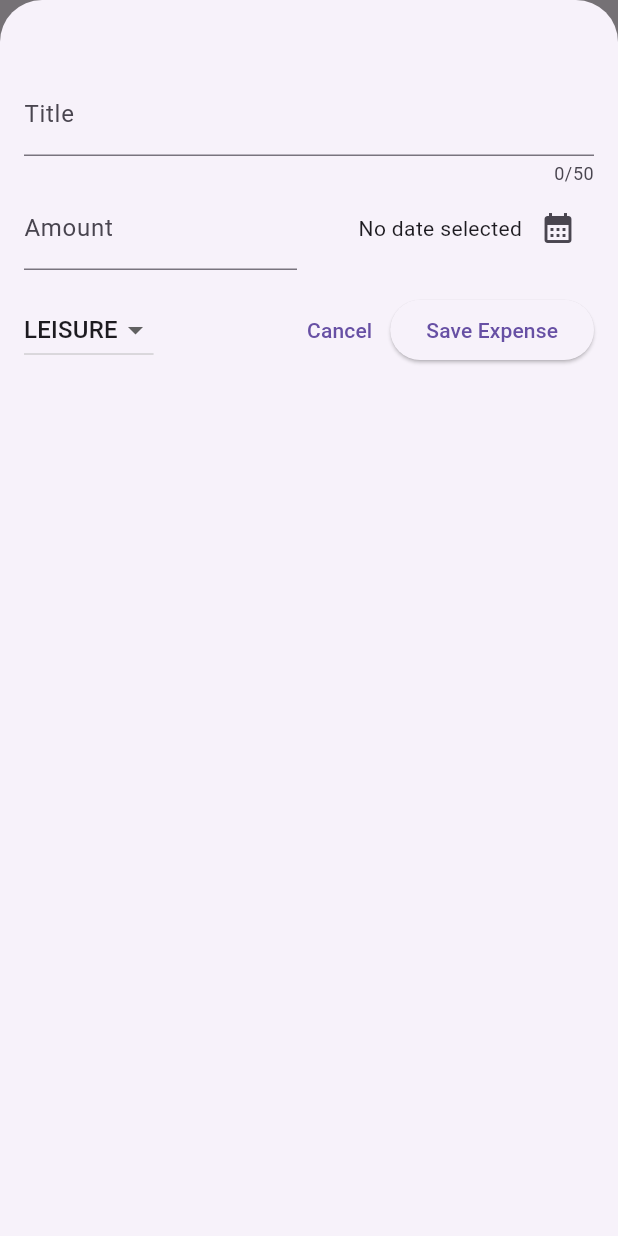
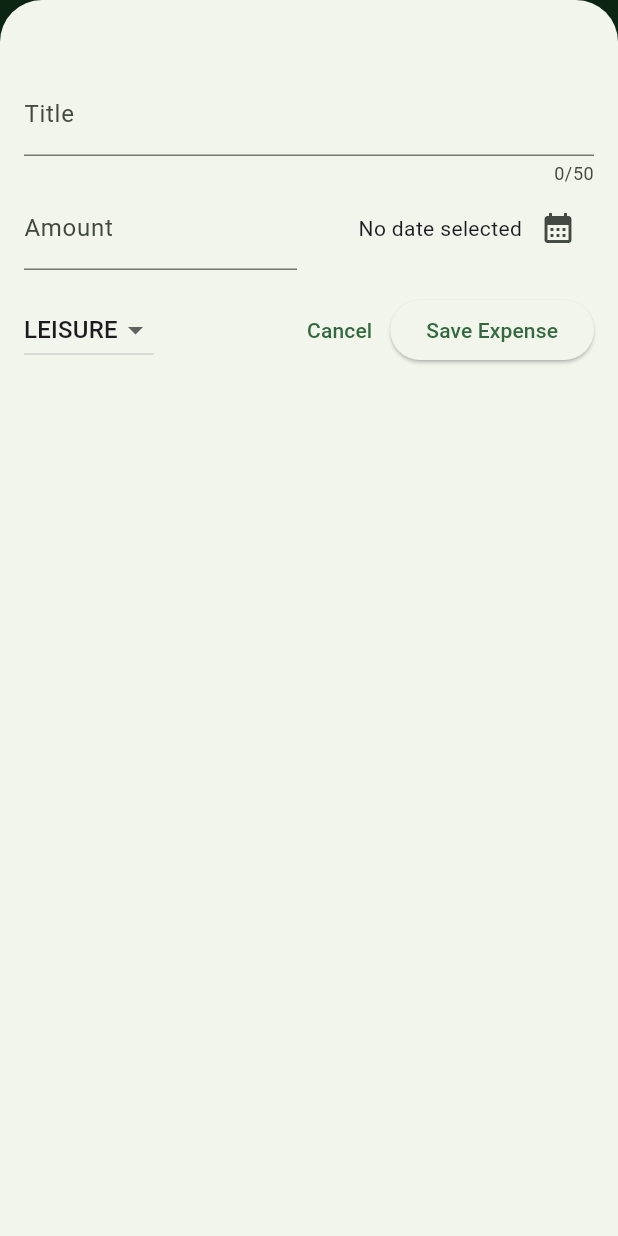
Before and after one commit to jsmn761/CSIT284-Ruiz, a Flutter app: the screen it shows after launch, after a tap on the "add" icon, on a phone screen of 412 x 824 dp. Run offline on Flutter 3.47's test engine with Material 3 defaults, Android fonts, the phone set to English and light mode, and no system bars.

Commit message:
Add app color

```diff
--- a/expense_tracker/lib/main.dart
+++ b/expense_tracker/lib/main.dart
@@ -2,10 +2,22 @@ import 'package:flutter/material.dart';
 
 import 'package:expense_tracker/widgets/expenses.dart';
 
+var kColorScheme = ColorScheme.fromSeed(
+  seedColor: const Color.fromARGB(255, 129, 247, 153),
+);
+
 void main() {
   runApp(
-    MaterialApp(theme: ThemeData(useMaterial3: true),
-    home: const Expenses(),
+    MaterialApp(
+      theme: ThemeData().copyWith(
+        useMaterial3: true,
+        colorScheme: kColorScheme,
+        appBarTheme: const AppBarTheme().copyWith(
+          backgroundColor: kColorScheme.onPrimaryContainer,
+          foregroundColor: kColorScheme.primaryContainer,
+        ),
+      ),
+      home: const Expenses(),
     ),
   );
 }
```
